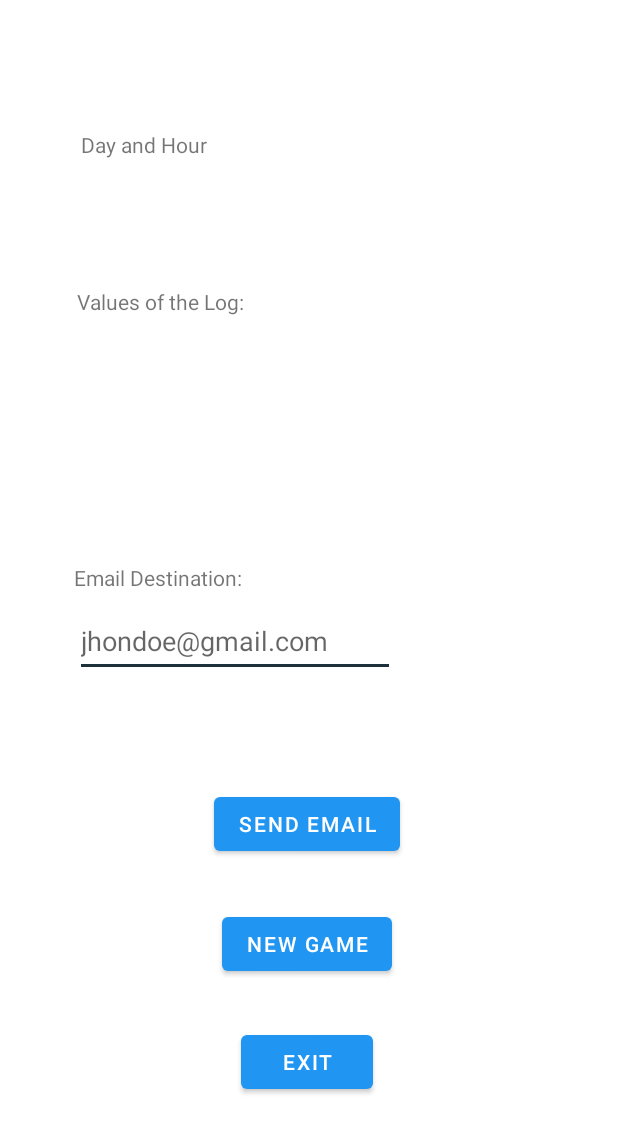
After one commit to Pablito2020/Tetris-Android, an Android app: the FinishedActivity screen opened directly, with no data from a screen before it, on a phone screen of 412 x 824 dp. The commit adds this screen. Shown: the top 1133 px of the screen. Run offline under Robolectric (Android 15) with nearby library versions, the phone set to English and light mode, and no system bars.

Commit message:
feat(finish): add finish activity

```diff
--- a/app/src/main/AndroidManifest.xml
+++ b/app/src/main/AndroidManifest.xml
@@ -9,6 +9,9 @@
         android:roundIcon="@mipmap/ic_launcher_round"
         android:supportsRtl="true"
         android:theme="@style/Theme.Tetris">
+        <activity
+            android:name=".presentation.finished.FinishedActivity"
+            android:exported="false" />
         <activity
             android:name=".presentation.game.GameActivity"
             android:exported="false" />
--- /dev/null
+++ b/app/src/main/java/com/pablo/tetris/presentation/finished/FinishedActivity.kt
@@ -0,0 +1,17 @@
+package com.pablo.tetris.presentation.finished
+
+import android.os.Bundle
+import com.pablo.tetris.databinding.ActivityFinishedBinding
+import com.pablo.tetris.presentation.common.HideStatusBarActivity
+
+class FinishedActivity : HideStatusBarActivity() {
+
+    private lateinit var binding: ActivityFinishedBinding
+
+    override fun onCreate(savedInstanceState: Bundle?) {
+        super.onCreate(savedInstanceState)
+        binding = ActivityFinishedBinding.inflate(layoutInflater)
+        setContentView(binding.root)
+    }
+
+}
--- a/app/src/main/java/com/pablo/tetris/presentation/game/GameActivity.kt
+++ b/app/src/main/java/com/pablo/tetris/presentation/game/GameActivity.kt
@@ -1,11 +1,12 @@
 package com.pablo.tetris.presentation.game
 
 import GameFacade
+import android.content.Intent
 import android.os.Bundle
 import android.view.View
-import android.widget.Toast
 import com.pablo.tetris.databinding.ActivityGameBinding
 import com.pablo.tetris.presentation.common.HideStatusBarActivity
+import com.pablo.tetris.presentation.finished.FinishedActivity
 import com.pablo.tetris.presentation.game.colors.VibrantColorChooser
 import com.pablo.tetris.presentation.getImageButtons
 import kotlinx.coroutines.MainScope
@@ -54,8 +55,8 @@ class GameActivity : HideStatusBarActivity(), View.OnClickListener {
     private fun setUpDownCoroutine() {
         MainScope().launch {
             while (!gameViewModel.gameFacade.value!!.hasFinished()) {
+                gameViewModel.down()
                 delay(1000)
-                gameViewModel.down()
             }
         }
     }
@@ -70,7 +71,8 @@ class GameActivity : HideStatusBarActivity(), View.OnClickListener {
     }
 
     private fun finishGame() {
-        Toast.makeText(this, "Game Over", Toast.LENGTH_LONG).show()
+        val finish = Intent(this, FinishedActivity::class.java)
+        startActivity(finish)
         finish()
     }
 
--- /dev/null
+++ b/app/src/main/res/layout/activity_finished.xml
@@ -0,0 +1,98 @@
+<?xml version="1.0" encoding="utf-8"?>
+<androidx.constraintlayout.widget.ConstraintLayout xmlns:android="http://schemas.android.com/apk/res/android"
+    xmlns:app="http://schemas.android.com/apk/res-auto"
+    xmlns:tools="http://schemas.android.com/tools"
+    android:layout_width="match_parent"
+    android:layout_height="match_parent"
+    tools:context=".presentation.finished.FinishedActivity">
+
+    <TextView
+        android:id="@+id/DayAndHourText"
+        android:layout_width="wrap_content"
+        android:layout_height="wrap_content"
+        android:text="@string/DayAndHourText"
+        app:layout_constraintBottom_toBottomOf="parent"
+        app:layout_constraintEnd_toEndOf="parent"
+        app:layout_constraintHorizontal_bias="0.164"
+        app:layout_constraintStart_toStartOf="parent"
+        app:layout_constraintTop_toTopOf="parent"
+        app:layout_constraintVertical_bias="0.108" />
+
+    <EditText
+        android:id="@+id/emailEditText"
+        android:layout_width="wrap_content"
+        android:layout_height="wrap_content"
+        android:ems="10"
+        android:hint="@string/emailHint"
+        android:importantForAutofill="no"
+        android:inputType="textEmailAddress"
+        android:minHeight="48dp"
+        app:layout_constraintBottom_toBottomOf="parent"
+        app:layout_constraintEnd_toEndOf="parent"
+        app:layout_constraintHorizontal_bias="0.253"
+        app:layout_constraintStart_toStartOf="parent"
+        app:layout_constraintTop_toBottomOf="@+id/EmailDestinationText"
+        app:layout_constraintVertical_bias="0.022"
+        tools:ignore="LabelFor" />
+
+    <TextView
+        android:id="@+id/ValuesOfLogText"
+        android:layout_width="wrap_content"
+        android:layout_height="wrap_content"
+        android:text="@string/valuesOfLogText"
+        app:layout_constraintBottom_toBottomOf="parent"
+        app:layout_constraintEnd_toEndOf="parent"
+        app:layout_constraintHorizontal_bias="0.171"
+        app:layout_constraintStart_toStartOf="parent"
+        app:layout_constraintTop_toBottomOf="@+id/DayAndHourText"
+        app:layout_constraintVertical_bias="0.122" />
+
+    <Button
+        android:id="@+id/SendEmailButton"
+        android:layout_width="wrap_content"
+        android:layout_height="wrap_content"
+        android:text="@string/sendEmailButton"
+        app:layout_constraintBottom_toBottomOf="parent"
+        app:layout_constraintEnd_toEndOf="parent"
+        app:layout_constraintHorizontal_bias="0.495"
+        app:layout_constraintStart_toStartOf="parent"
+        app:layout_constraintTop_toBottomOf="@+id/emailEditText"
+        app:layout_constraintVertical_bias="0.228" />
+
+    <Button
+        android:id="@+id/NewGameButton"
+        android:layout_width="wrap_content"
+        android:layout_height="wrap_content"
+        android:text="@string/newGameButton"
+        app:layout_constraintBottom_toBottomOf="parent"
+        app:layout_constraintEnd_toEndOf="parent"
+        app:layout_constraintHorizontal_bias="0.495"
+        app:layout_constraintStart_toStartOf="parent"
+        app:layout_constraintTop_toBottomOf="@+id/SendEmailButton"
+        app:layout_constraintVertical_bias="0.158" />
+
+    <Button
+        android:id="@+id/ExitButton"
+        android:layout_width="wrap_content"
+        android:layout_height="wrap_content"
+        android:text="@string/exitButton"
+        app:layout_constraintBottom_toBottomOf="parent"
+        app:layout_constraintEnd_toEndOf="parent"
+        app:layout_constraintHorizontal_bias="0.495"
+        app:layout_constraintStart_toStartOf="parent"
+        app:layout_constraintTop_toBottomOf="@+id/NewGameButton"
+        app:layout_constraintVertical_bias="0.248" />
+
+    <TextView
+        android:id="@+id/EmailDestinationText"
+        android:layout_width="wrap_content"
+        android:layout_height="wrap_content"
+        android:text="@string/emailDestination"
+        app:layout_constraintBottom_toBottomOf="parent"
+        app:layout_constraintEnd_toEndOf="parent"
+        app:layout_constraintHorizontal_bias="0.164"
+        app:layout_constraintStart_toStartOf="parent"
+        app:layout_constraintTop_toBottomOf="@+id/ValuesOfLogText"
+        app:layout_constraintVertical_bias="0.277" />
+
+</androidx.constraintlayout.widget.ConstraintLayout>
--- a/app/src/main/res/values/strings.xml
+++ b/app/src/main/res/values/strings.xml
@@ -8,4 +8,11 @@
     <string name="RightButtonDesc">Move the block to the right</string>
     <string name="RotateLeftDesc">Rotate the block to the left</string>
     <string name="RotateRightDesc">Rotate the block to the right</string>
+    <string name="DayAndHourText">Day and Hour</string>
+    <string name="valuesOfLogText">Values of the Log:</string>
+    <string name="emailDestination">Email Destination:</string>
+    <string name="sendEmailButton">Send Email</string>
+    <string name="newGameButton">New Game</string>
+    <string name="exitButton">Exit</string>
+    <string name="emailHint">jhondoe@gmail.com</string>
 </resources>
```
Lines whose indentation alone changed are shown as unchanged.
